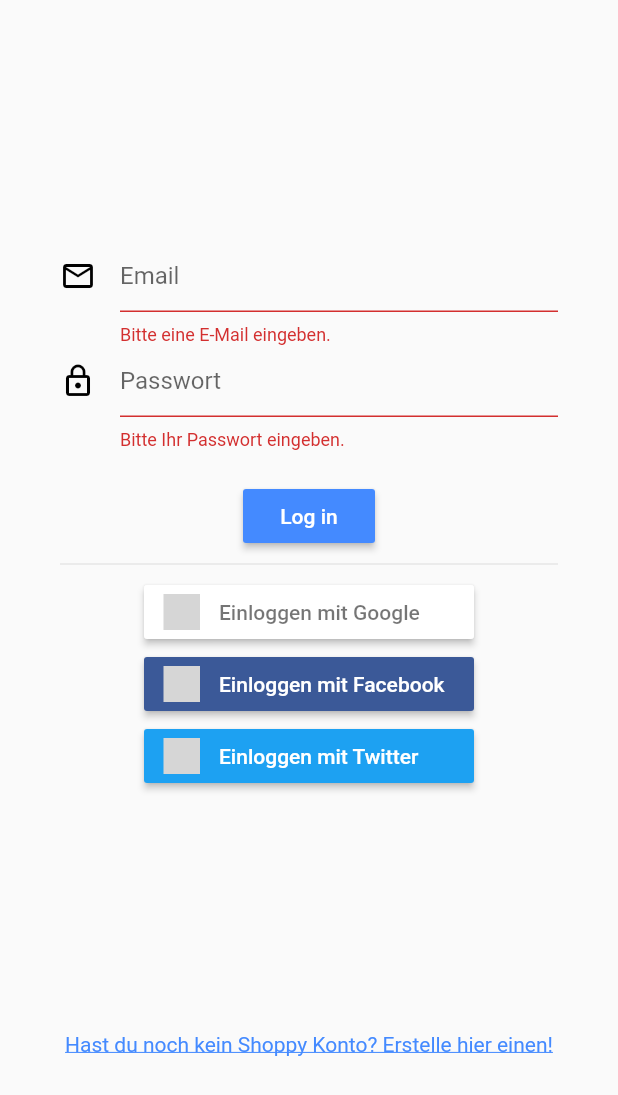
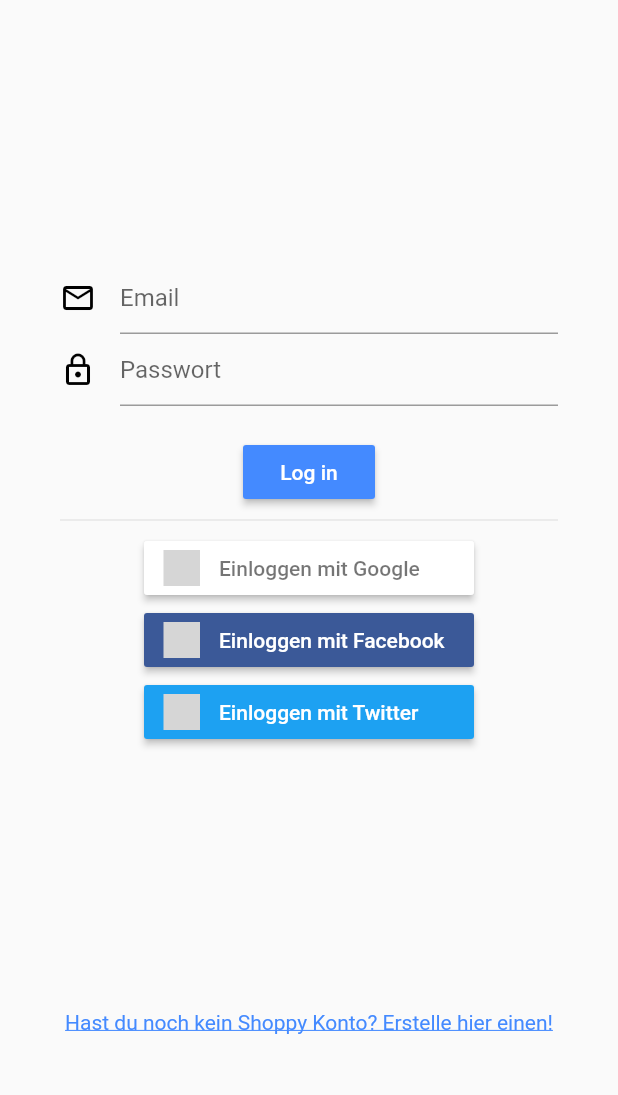
Before and after one commit to ListAssist/listassist-app, a Flutter app: the screen it shows after launch, on a phone screen of 412 x 824 dp. Shown: the top 1095 px of the screen. Run offline on Flutter 3.47's test engine with Material 2 defaults, Android fonts, the phone set to English and light mode, and no system bars; our stand-ins replace cloud_firestore, firebase_auth, flutter_signin_button, google_sign_in, rxdart; missing offline and left inert: flutter_facebook_login, flutter_twitter; accounts and stored records are empty; grey boxes are pictures that could not be loaded.

Commit message:
[FIX] Fixed unpredicted autovalidate behaviour and added new widgets

```diff
--- /dev/null
+++ b/lib/validators/email.dart
@@ -0,0 +1,15 @@
+import 'package:flutter/widgets.dart';
+
+FormFieldValidator<String> EmailValidator() {
+  final RegExp emailValidatorRegExp = RegExp(r"[a-z0-9!#$%&'*+/=?^_`{|}~-]+(?:\.[a-z0-9!#$%&'*+/=?^_`{|}~-]+)*@(?:[a-z0-9](?:[a-z0-9-]*[a-z0-9])?\.)+[a-z0-9](?:[a-z0-9-]*[a-z0-9])?");
+
+  return (value) {
+    if (value.isEmpty) {
+      return "Bitte eine E-Mail eingeben.";
+    } else if (!emailValidatorRegExp.hasMatch(value)) {
+      return "Bitte gültige E-Mail eingeben.";
+    } else {
+      return null;
+    }
+  };
+}
--- /dev/null
+++ b/lib/validators/username.dart
@@ -0,0 +1,3 @@
+import 'package:flutter/widgets.dart';
+
+FormFieldValidator<String> UsernameValidator() => (value) => value.isEmpty ? "Bitte einen Usernamen eingeben." : null;
--- a/lib/widgets/authentication.dart
+++ b/lib/widgets/authentication.dart
@@ -44,5 +44,5 @@ class _AuthenticationPageState extends State<AuthenticationPage> {
 
   Widget getPage() => type == _AuthType.SignIn ? LoginPage() : RegisterPage();
 
-  String getText() => type == _AuthType.SignIn ? "Hast du noch kein Shoppy Konto? Erstelle hier einen!" : "Du hast bereits ein Shoppy Konto? Log dich hier ein!";
+  String getText() => type == _AuthType.SignIn ? "Hast du noch kein Shoppy Konto? Erstelle hier einen!" : "Du hast bereits ein Shoppy Konto? Logge dich hier ein!";
 }
--- /dev/null
+++ b/lib/widgets/formfield.dart
@@ -0,0 +1,54 @@
+
+import 'package:flutter/cupertino.dart';
+import 'package:flutter/material.dart';
+
+/// Custom TextInput widget for easier "reactive" forms creation
+class ReactiveTextInputFormField extends StatefulWidget {
+  final FormFieldValidator<String> validator;
+  final String hintText;
+  final Icon icon;
+  final FormFieldSetter<String> onSaved;
+
+  final bool obscureText;
+  final ValueChanged<String> onFieldSubmitted;
+  final TextInputType keyboardType;
+
+
+  ReactiveTextInputFormField({
+    Key key,
+    @required this.validator,
+    @required this.hintText,
+    @required this.icon,
+    @required this.onSaved,
+    this.obscureText = false,
+    this.onFieldSubmitted,
+    this.keyboardType
+  }): super(key: key);
+
+  @override
+  _ReactiveTextInputFormFieldState createState() => _ReactiveTextInputFormFieldState();
+}
+
+class _ReactiveTextInputFormFieldState extends State<ReactiveTextInputFormField> {
+  final _fieldKey = new GlobalKey<FormFieldState>();
+  bool _interacted = false;
+
+  @override
+  Widget build(BuildContext context) {
+    return TextFormField(
+      key: _fieldKey,
+      autovalidate: _interacted,
+      onFieldSubmitted: widget.onFieldSubmitted,
+      maxLines: 1,
+      obscureText: widget.obscureText,
+      validator: widget.validator,
+      onSaved: widget.onSaved,
+      keyboardType: widget.keyboardType,
+      onChanged: (str) => setState(() => _interacted = true),
+      decoration: InputDecoration(
+          hintText: widget.hintText,
+          icon: widget.icon
+      ),
+    );
+  }
+}
--- a/lib/widgets/pages/login.dart
+++ b/lib/widgets/pages/login.dart
@@ -1,8 +1,10 @@
-import 'package:email_validator/email_validator.dart';
 import 'package:flutter/material.dart';
 import 'package:flutter_signin_button/button_view.dart';
 import 'package:flutter_signin_button/flutter_signin_button.dart';
 import 'package:shoppy/services/auth.dart';
+import 'package:shoppy/validators/email.dart';
+import 'package:shoppy/validators/password.dart';
+import '../formfield.dart';
 
 class LoginPage extends StatelessWidget {
   @override
@@ -37,34 +39,26 @@ class _LoginForm extends StatelessWidget {
               margin: EdgeInsets.only(bottom: 20),
               child: Column(
                 children: <Widget>[
-                  TextFormField(
-                    maxLines: 1,
-                    autovalidate: true,
-                    keyboardType: TextInputType.emailAddress,
-                    validator: (value) => EmailValidator.validate(value) ? null : "Bitte eine E-Mail eingeben.",
+                  ReactiveTextInputFormField(
+                    validator: EmailValidator(),
                     onSaved: (value) => _email = value,
-                    decoration: InputDecoration(
                     hintText: "Email",
                     icon: Icon(
                         Icons.mail_outline,
-                          color: Colors.black,
-                        )
+                        color: Colors.black
                     ),
+                    keyboardType: TextInputType.emailAddress,
                   ),
-                  TextFormField(
-                      onFieldSubmitted: (_) => submit(),
-                      maxLines: 1,
-                      autovalidate: true,
-                      obscureText: true,
-                      validator: (value) => value.isEmpty ? "Bitte Ihr Passwort eingeben." : null,
+                  ReactiveTextInputFormField(
+                    validator: PasswordValidator(),
                     onSaved: (value) => _password = value,
-                      decoration: InputDecoration(
                     hintText: "Passwort",
                     icon: Icon(
                       Icons.lock_outline,
                       color: Colors.black,
-                          )
-                      )
+                    ),
+                    obscureText: true,
+                    onFieldSubmitted: (_) => submit(),
                   ),
                 ],
               ),
--- a/pubspec.yaml
+++ b/pubspec.yaml
@@ -31,8 +31,6 @@ dependencies:
   flutter_twitter:
   flutter_facebook_login:
   flutter_signin_button:
-
-  email_validator:
 
   firebase_ml_vision:
   firebase_storage:
```
Also changed, not shown: lib/main.dart (+5 -10 lines), lib/validators/password.dart (added, +15 -0 lines), lib/widgets/pages/register.dart (+17 -40 lines), lib/widgets/snackbar.dart (added, +14 -0 lines), pubspec.lock. Lines whose indentation alone changed are shown as unchanged.
